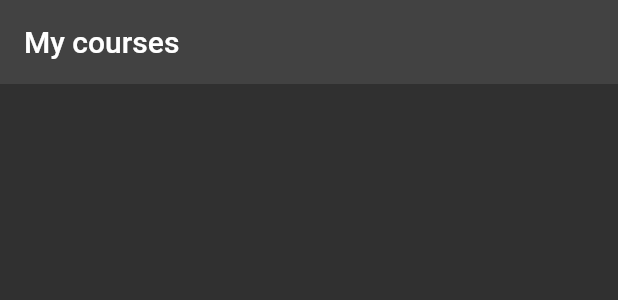
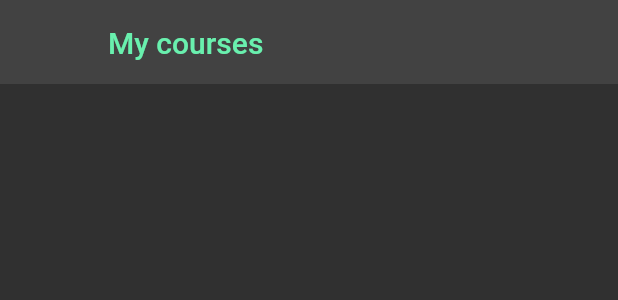
Before and after one commit to johannesskagius/crawlcoach, a Flutter app: the MyCourses widget shown alone on an empty page, opened directly, on a phone screen of 412 x 824 dp. Shown: the top 300 px of the screen. Run offline on Flutter 3.47's test engine with Material 2 defaults, Android fonts, the phone set to English and light mode, and no system bars; our stand-ins replace firebase_auth, firebase_core, firebase_database, shared_preferences, video_player; accounts and stored records are empty.

Commit message:
general update

```diff
--- a/lib/account/my_courses.dart
+++ b/lib/account/my_courses.dart
@@ -24,6 +24,11 @@ class _MyCoursesState extends State<MyCourses> {
   void initState() {
     _activateListener();
     super.initState();
+  }
+
+  @override
+  void dispose() {
+    super.dispose();
   }
 
   void markPressed() {
@@ -53,14 +58,24 @@ class _MyCoursesState extends State<MyCourses> {
 List<Widget> _sliverList(Map<Object?, List<Object?>> _map) {
   List<Widget> _widgets = [];
   _widgets.add(const SliverAppBar(
-    title: Text('My courses'),
+    flexibleSpace: FlexibleSpaceBar(
+      title: Text('My courses', style: TextStyle(color: Colors.greenAccent)),
+    ),
     expandedHeight: 50,
     floating: true,
   ));
   for (int _i = 0; _i < _map.keys.length; _i++) {
     _widgets
       ..add(SliverAppBar(
-        title: Text(_map.keys.elementAt(_i).toString()),
+        flexibleSpace: FlexibleSpaceBar(
+          title: Text(_map.keys.elementAt(_i).toString()),
+        ),
+        actions: [
+          IconButton(
+            icon: const Icon(Icons.more_vert_outlined),
+            onPressed: () {},
+          )
+        ],
         expandedHeight: 50,
         floating: true,
       ))
--- a/lib/home.dart
+++ b/lib/home.dart
@@ -34,7 +34,10 @@ class _HomeState extends State<Home> {
   Widget build(BuildContext context) {
     return Scaffold(
         appBar: AppBar(
-          title: const Text('Crawl Coach'),
+          title: const Text(
+            'Crawl Coach',
+            style: TextStyle(color: Colors.greenAccent),
+          ),
         ),
         body: Center(
             child: Stack(
--- a/lib/session/session.dart
+++ b/lib/session/session.dart
@@ -83,6 +83,7 @@ class SessionPreview extends StatelessWidget {
   @override
   Widget build(BuildContext context) {
     return Card(
+      color: Colors.grey.withOpacity(0.5),
       child: ListTile(
         onTap: () {
           Navigator.push(
--- a/lib/settings.dart
+++ b/lib/settings.dart
@@ -34,7 +34,8 @@ class SignedIn extends StatelessWidget {
 
     return Scaffold(
       appBar: AppBar(
-        title: const Text('Settings'),
+        title:
+            const Text('Settings', style: TextStyle(color: Colors.greenAccent)),
       ),
       body: Container(
         margin: const EdgeInsets.all(8),
--- a/lib/store.dart
+++ b/lib/store.dart
@@ -31,7 +31,10 @@ class _StoreState extends State<Store> {
   Widget build(BuildContext context) {
     return Scaffold(
       appBar: AppBar(
-        title: const Text('Store'),
+        title: const Text(
+          'Store',
+          style: TextStyle(color: Colors.greenAccent),
+        ),
       ),
       body: FutureBuilder(
         future: _getOffers(),
```
